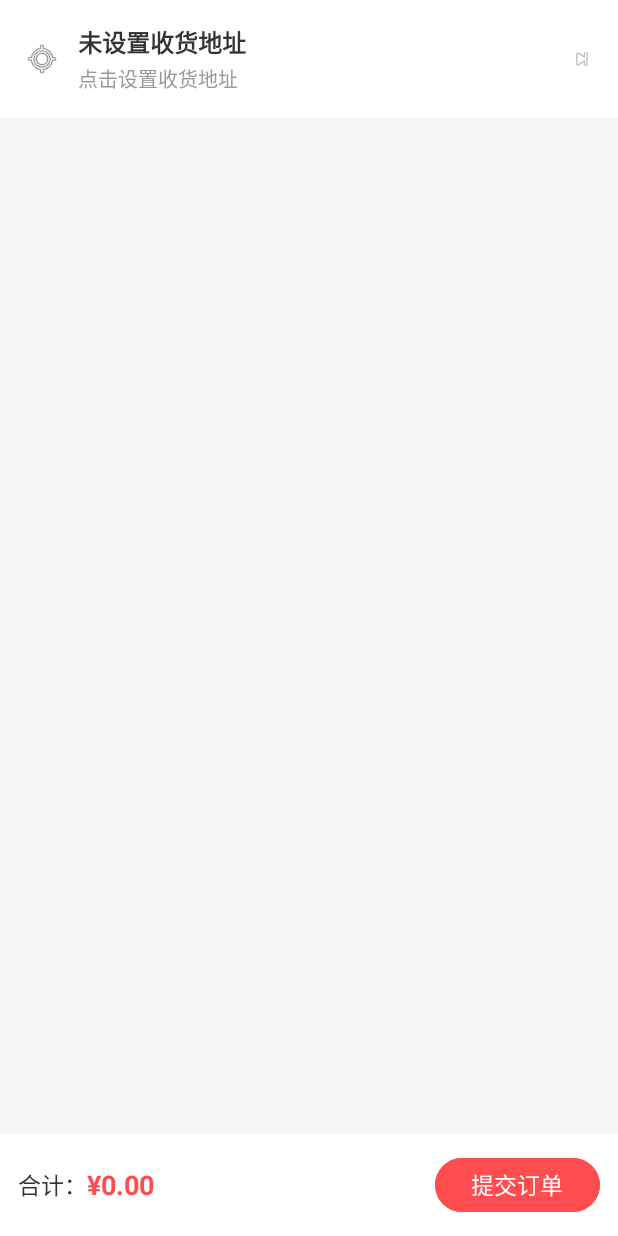
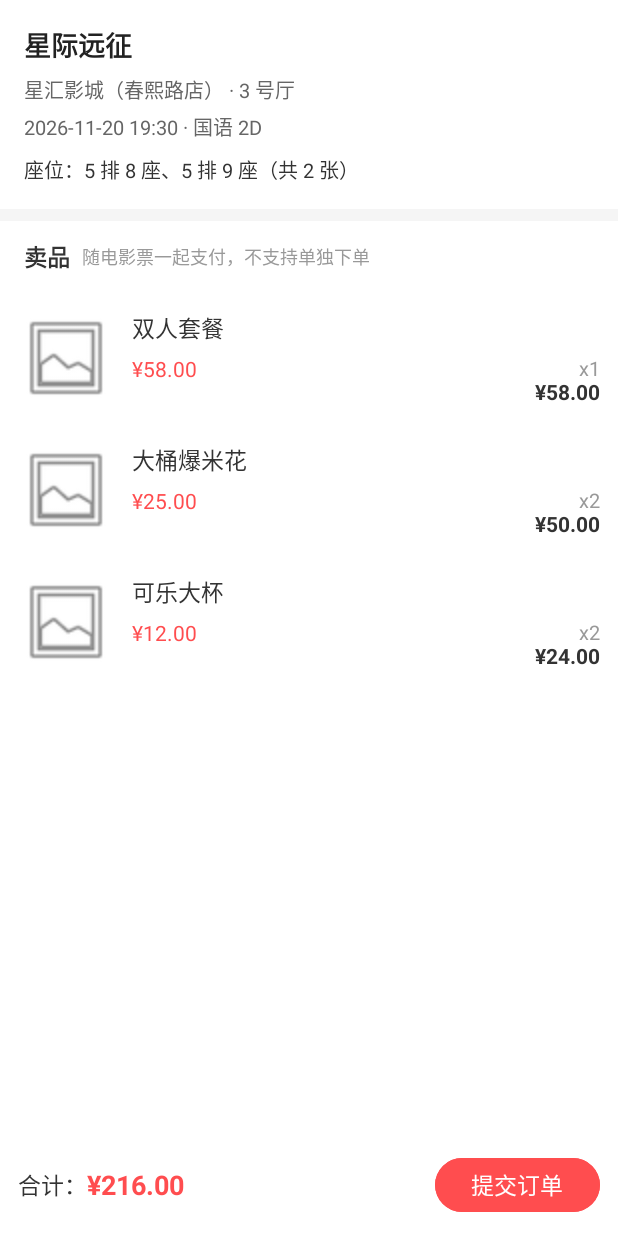
Before and after one commit to seven3420/Android-final-project, an Android app: the screen it shows after launch (OrderConfirmActivity), on a phone screen of 412 x 824 dp. Run offline under Robolectric (Android 15) with nearby library versions, the phone set to English and light mode, and no system bars.

Commit message:
布局２

```diff
--- a/app/src/main/java/com/edu/sicnu/cs/stu/niuwenya/studentc/order/OrderConfirmActivity.kt
+++ b/app/src/main/java/com/edu/sicnu/cs/stu/niuwenya/studentc/order/OrderConfirmActivity.kt
@@ -5,6 +5,11 @@ import androidx.appcompat.app.AppCompatActivity
 import androidx.recyclerview.widget.LinearLayoutManager
 import com.edu.sicnu.cs.stu.niuwenya.studentc.databinding.ActivityOrderConfirmBinding
 
+/**
+ * 确认订单页（成员 C）。
+ * 页面内容按说明书 3.1：影片与场次信息、座位清单、卖品清单、总价、提交订单。
+ * D1 阶段先用假数据把静态页搭起来，D3 再接 createOrder。
+ */
 class OrderConfirmActivity : AppCompatActivity() {
 
     private lateinit var binding: ActivityOrderConfirmBinding
@@ -14,10 +19,29 @@ class OrderConfirmActivity : AppCompatActivity() {
         binding = ActivityOrderConfirmBinding.inflate(layoutInflater)
         setContentView(binding.root)
 
-        // 设置 RecyclerView 布局管理器（第4天填 Adapter）
+        // 1. 影片与场次信息（选座页做完后改为 Intent 传参）
+        binding.tvMovieTitle.text = "星际远征"
+        binding.tvCinemaHall.text = "星汇影城（春熙路店） · 3 号厅"
+        binding.tvShowTime.text = "2026-11-20 19:30 · 国语 2D"
+        binding.tvSeatInfo.text = "座位：5 排 8 座、5 排 9 座（共 2 张）"
+
+        // 2. 假数据：随票加购的卖品（D2 接 getProductList 后删掉）
+        val mockGoods = listOf(
+            Product(2001, "双人套餐", 58.00, 1),
+            Product(2002, "大桶爆米花", 25.00, 2),
+            Product(2003, "可乐大杯", 12.00, 2)
+        )
+
+        // 3. 设置 RecyclerView
         binding.rvProducts.layoutManager = LinearLayoutManager(this)
+        binding.rvProducts.adapter = ProductAdapter(mockGoods)
 
-        // 标题栏文字
-        supportActionBar?.title = "确认订单"
+        // 4. 合计 = 票款 + 卖品小计（仅为展示，结算金额最终以服务端重算为准）
+        val ticketAmount = 42.00 * 2
+        val goodsAmount = mockGoods.sumOf { it.amount }
+        binding.tvTotalPrice.text = "¥%.2f".format(ticketAmount + goodsAmount)
+
+        // TODO(D2)：卖品弹窗（getProductList + 数量步进器 + 上限 5 份）、支付弹窗、createOrder / payOrder
+        // TODO(D4)：提交成功后跳订单详情，展示取票码与取餐码
     }
 }
--- /dev/null
+++ b/app/src/main/java/com/edu/sicnu/cs/stu/niuwenya/studentc/order/Product.kt
@@ -0,0 +1,15 @@
+package com.edu.sicnu.cs.stu.niuwenya.studentc.order
+
+/**
+ * 确认订单页里随票加购的卖品（D1 静态阶段先用本地假数据）。
+ * 字段与 A 接口文档 getProductList 的返回项保持同名，D2 换成真实接口时直接替换列表来源即可。
+ */
+data class Product(
+    val id: Int,
+    val name: String,
+    val price: Double, // 现价，参与合计
+    val count: Int // 加购数量，单笔订单每种最多 5 份
+) {
+    /** 小计 = 现价 × 数量。 */
+    val amount: Double get() = price * count
+}
--- /dev/null
+++ b/app/src/main/java/com/edu/sicnu/cs/stu/niuwenya/studentc/order/ProductAdapter.kt
@@ -0,0 +1,38 @@
+package com.edu.sicnu.cs.stu.niuwenya.studentc.order
+
+import android.view.LayoutInflater
+import android.view.ViewGroup
+import androidx.recyclerview.widget.RecyclerView
+import com.edu.sicnu.cs.stu.niuwenya.studentc.databinding.ItemOrderProductBinding
+
+/**
+ * 确认订单页的卖品清单适配器。
+ * 目前只做展示（名称 / 单价 / 数量 / 小计），数量步进器与加购放在卖品弹窗里实现。
+ */
+class ProductAdapter(private val productList: List<Product>) :
+    RecyclerView.Adapter<ProductAdapter.ProductViewHolder>() {
+
+    // ViewHolder 持有 Binding 实例
+    class ProductViewHolder(val binding: ItemOrderProductBinding) :
+        RecyclerView.ViewHolder(binding.root)
+
+    override fun onCreateViewHolder(parent: ViewGroup, viewType: Int): ProductViewHolder {
+        // 使用 View Binding 加载 item 布局
+        val binding = ItemOrderProductBinding.inflate(
+            LayoutInflater.from(parent.context), parent, false
+        )
+        return ProductViewHolder(binding)
+    }
+
+    override fun onBindViewHolder(holder: ProductViewHolder, position: Int) {
+        val product = productList[position]
+
+        // 将数据绑定到视图上
+        holder.binding.tvProductName.text = product.name
+        holder.binding.tvProductPrice.text = "¥%.2f".format(product.price)
+        holder.binding.tvProductCount.text = "x${product.count}"
+        holder.binding.tvProductAmount.text = "¥%.2f".format(product.amount)
+    }
+
+    override fun getItemCount(): Int = productList.size
+}
--- a/app/src/main/res/layout/activity_order_confirm.xml
+++ b/app/src/main/res/layout/activity_order_confirm.xml
@@ -6,68 +6,98 @@
     android:layout_height="match_parent"
     android:background="#F5F5F5">
 
-    <!-- ===== 顶部：收货地址栏 ===== -->
+    <!-- ===== 顶部：影片与场次信息 ===== -->
     <LinearLayout
-        android:id="@+id/layoutAddress"
+        android:id="@+id/layoutMovieInfo"
         android:layout_width="match_parent"
         android:layout_height="wrap_content"
-        android:orientation="horizontal"
+        android:orientation="vertical"
         android:padding="16dp"
         android:background="@android:color/white"
-        android:gravity="center_vertical"
         app:layout_constraintTop_toTopOf="parent"
         app:layout_constraintStart_toStartOf="parent"
         app:layout_constraintEnd_toEndOf="parent">
 
-        <ImageView
-            android:id="@+id/ivAddressIcon"
-            android:layout_width="24dp"
-            android:layout_height="24dp"
-            android:src="@android:drawable/ic_menu_mylocation"
-            android:contentDescription="地址图标" />
-
-        <LinearLayout
-            android:layout_width="0dp"
+        <TextView
+            android:id="@+id/tvMovieTitle"
+            android:layout_width="wrap_content"
             android:layout_height="wrap_content"
-            android:layout_weight="1"
-            android:orientation="vertical"
-            android:layout_marginStart="12dp">
+            android:text="影片名称"
+            android:textSize="18sp"
+            android:textStyle="bold"
+            android:textColor="#222222" />
 
         <TextView
-                android:id="@+id/tvUserName"
+            android:id="@+id/tvCinemaHall"
+            android:layout_width="match_parent"
+            android:layout_height="wrap_content"
+            android:layout_marginTop="6dp"
+            android:text="影院 · 影厅"
+            android:textSize="13sp"
+            android:textColor="#666666" />
+
+        <TextView
+            android:id="@+id/tvShowTime"
+            android:layout_width="match_parent"
+            android:layout_height="wrap_content"
+            android:layout_marginTop="4dp"
+            android:text="开场时间 · 语言版本"
+            android:textSize="13sp"
+            android:textColor="#666666" />
+
+        <TextView
+            android:id="@+id/tvSeatInfo"
+            android:layout_width="match_parent"
+            android:layout_height="wrap_content"
+            android:layout_marginTop="8dp"
+            android:text="座位：未选座"
+            android:textSize="13sp"
+            android:textColor="#333333" />
+    </LinearLayout>
+
+    <!-- ===== 卖品区标题栏 ===== -->
+    <LinearLayout
+        android:id="@+id/layoutGoodsHeader"
+        android:layout_width="match_parent"
+        android:layout_height="wrap_content"
+        android:layout_marginTop="8dp"
+        android:orientation="horizontal"
+        android:paddingStart="16dp"
+        android:paddingEnd="16dp"
+        android:paddingTop="12dp"
+        android:paddingBottom="12dp"
+        android:background="@android:color/white"
+        android:gravity="center_vertical"
+        app:layout_constraintTop_toBottomOf="@id/layoutMovieInfo"
+        app:layout_constraintStart_toStartOf="parent"
+        app:layout_constraintEnd_toEndOf="parent">
+
+        <TextView
             android:layout_width="wrap_content"
             android:layout_height="wrap_content"
-                android:text="未设置收货地址"
-                android:textSize="16sp"
+            android:text="卖品"
+            android:textSize="15sp"
             android:textStyle="bold"
             android:textColor="#333333" />
 
         <TextView
-                android:id="@+id/tvUserAddress"
-                android:layout_width="match_parent"
+            android:layout_width="0dp"
             android:layout_height="wrap_content"
-                android:text="点击设置收货地址"
-                android:textSize="13sp"
-                android:textColor="#999999"
-                android:layout_marginTop="2dp" />
+            android:layout_weight="1"
+            android:layout_marginStart="8dp"
+            android:text="随电影票一起支付，不支持单独下单"
+            android:textSize="12sp"
+            android:textColor="#999999" />
     </LinearLayout>
 
-        <ImageView
-            android:layout_width="16dp"
-            android:layout_height="16dp"
-            android:src="@android:drawable/ic_media_next"
-            android:contentDescription="箭头" />
-    </LinearLayout>
-
-    <!-- ===== 中部：商品列表 ===== -->
+    <!-- ===== 中部：卖品清单 ===== -->
     <androidx.recyclerview.widget.RecyclerView
         android:id="@+id/rvProducts"
         android:layout_width="match_parent"
         android:layout_height="0dp"
-        android:layout_marginTop="8dp"
-        android:layout_marginBottom="8dp"
         android:clipToPadding="false"
-        app:layout_constraintTop_toBottomOf="@id/layoutAddress"
+        android:background="@android:color/white"
+        app:layout_constraintTop_toBottomOf="@id/layoutGoodsHeader"
         app:layout_constraintBottom_toTopOf="@id/layoutBottom"
         app:layout_constraintStart_toStartOf="parent"
         app:layout_constraintEnd_toEndOf="parent" />
--- /dev/null
+++ b/app/src/main/res/layout/item_order_product.xml
@@ -0,0 +1,70 @@
+<?xml version="1.0" encoding="utf-8"?>
+<androidx.constraintlayout.widget.ConstraintLayout xmlns:android="http://schemas.android.com/apk/res/android"
+    xmlns:app="http://schemas.android.com/apk/res-auto"
+    android:layout_width="match_parent"
+    android:layout_height="wrap_content"
+    android:padding="12dp"
+    android:background="@android:color/white">
+
+    <!-- 卖品图片 -->
+    <ImageView
+        android:id="@+id/iv_product"
+        android:layout_width="64dp"
+        android:layout_height="64dp"
+        android:src="@android:drawable/ic_menu_gallery"
+        app:layout_constraintStart_toStartOf="parent"
+        app:layout_constraintTop_toTopOf="parent" />
+
+    <!-- 卖品名称 -->
+    <TextView
+        android:id="@+id/tv_product_name"
+        android:layout_width="0dp"
+        android:layout_height="wrap_content"
+        android:layout_marginStart="12dp"
+        android:text="卖品名称"
+        android:textSize="15sp"
+        android:textColor="#333333"
+        android:maxLines="1"
+        android:ellipsize="end"
+        app:layout_constraintEnd_toEndOf="parent"
+        app:layout_constraintStart_toEndOf="@id/iv_product"
+        app:layout_constraintTop_toTopOf="parent" />
+
+    <!-- 单价 -->
+    <TextView
+        android:id="@+id/tv_product_price"
+        android:layout_width="wrap_content"
+        android:layout_height="wrap_content"
+        android:layout_marginStart="12dp"
+        android:layout_marginTop="6dp"
+        android:text="¥0.00"
+        android:textSize="14sp"
+        android:textColor="#FF4D4F"
+        app:layout_constraintStart_toEndOf="@id/iv_product"
+        app:layout_constraintTop_toBottomOf="@id/tv_product_name" />
+
+    <!-- 购买数量 -->
+    <TextView
+        android:id="@+id/tv_product_count"
+        android:layout_width="wrap_content"
+        android:layout_height="wrap_content"
+        android:layout_marginTop="6dp"
+        android:text="x1"
+        android:textSize="13sp"
+        android:textColor="#999999"
+        app:layout_constraintEnd_toEndOf="parent"
+        app:layout_constraintTop_toBottomOf="@id/tv_product_name" />
+
+    <!-- 小计 -->
+    <TextView
+        android:id="@+id/tv_product_amount"
+        android:layout_width="wrap_content"
+        android:layout_height="wrap_content"
+        android:text="¥0.00"
+        android:textSize="14sp"
+        android:textStyle="bold"
+        android:textColor="#333333"
+        app:layout_constraintBottom_toBottomOf="parent"
+        app:layout_constraintEnd_toEndOf="parent" />
+
+</androidx.constraintlayout.widget.ConstraintLayout>
```
Lines whose indentation alone changed are shown as unchanged.
